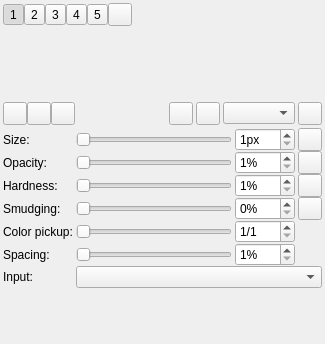
Above: src/desktop/ui/brushdock.ui from drawpile/Drawpile before the change. Below: the same form after it.
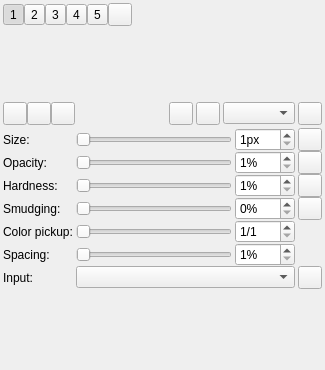
That is the form after the change. Icons and pictures are not drawn. Custom widgets are drawn as their Qt base class.

Commit message:
Convert the input dock into a dialog
Now that an input preset can be assigned to each brush slot,
it's no longer necessary to edit the input curve as often as before.
The input edit view can now be shown in a dialog box instead, which pops up
from a button next to the preset selection. (Should be easier to find this way too.)

Diff of the .ui file:
```diff
--- a/src/desktop/ui/brushdock.ui
+++ b/src/desktop/ui/brushdock.ui
@@ -7,7 +7,7 @@
     <x>0</x>
     <y>0</y>
     <width>325</width>
-    <height>344</height>
+    <height>370</height>
    </rect>
   </property>
   <layout class="QVBoxLayout" name="verticalLayout">
@@ -607,9 +607,17 @@
        </property>
       </widget>
      </item>
-     <item row="6" column="1" colspan="3">
+     <item row="6" column="1" colspan="2">
       <widget class="QComboBox" name="inputPreset"/>
      </item>
+     <item row="6" column="3">
+      <widget class="widgets::GroupedToolButton" name="configureInput">
+       <property name="icon">
+        <iconset theme="configure">
+         <normaloff>theme:configure.svg</normaloff>theme:configure.svg</iconset>
+       </property>
+      </widget>
+     </item>
     </layout>
    </item>
    <item>
```
The commit also changes 9 other files.
